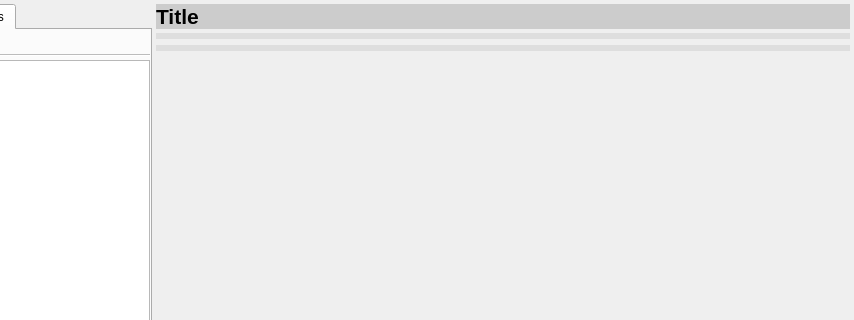
Before: the Qt Designer form mini_analyser/ui/tabcontainer.ui in emericg/MiniVideo, drawn with Qt 5; both pictures show x 132 to 986 and y 0 to 320 of the 986 by 637 pixel window.
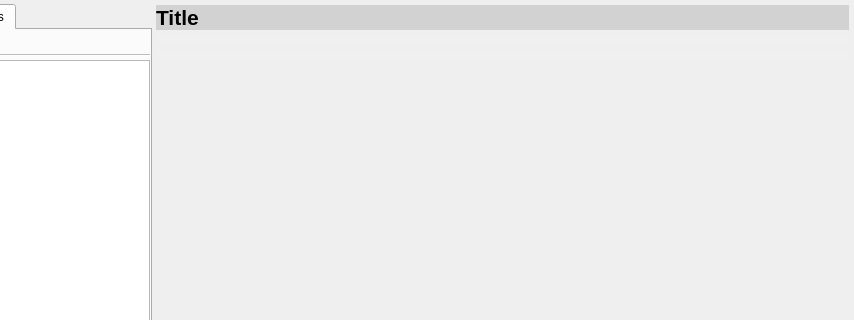
After: the same form once the commit is applied. The open tabs and pages were chosen to show the change. Custom widgets are drawn as their Qt base class.

Commit message: mini_analyser: add chapters handling

```diff
--- a/mini_analyser/ui/tabcontainer.ui
+++ b/mini_analyser/ui/tabcontainer.ui
@@ -44,7 +44,7 @@
       </size>
      </property>
      <property name="currentIndex">
-      <number>0</number>
+      <number>1</number>
      </property>
      <widget class="QWidget" name="tabStructure">
       <attribute name="title">
@@ -144,6 +144,12 @@
    </item>
    <item row="0" column="1">
     <layout class="QVBoxLayout" name="verticalLayout">
+     <property name="topMargin">
+      <number>1</number>
+     </property>
+     <property name="rightMargin">
+      <number>1</number>
+     </property>
      <property name="bottomMargin">
       <number>1</number>
      </property>
@@ -163,7 +169,7 @@
         </font>
        </property>
        <property name="styleSheet">
-        <string notr="true">background-color: rgb(204, 204, 204);</string>
+        <string notr="true">background-color: rgb(210, 210, 210);</string>
        </property>
        <property name="text">
         <string>Title</string>
@@ -218,26 +224,30 @@
          <item row="0" column="0">
           <widget class="QWidget" name="widgetHeader" native="true">
            <property name="styleSheet">
-            <string notr="true">background-color: rgb(222, 222, 222);</string>
+            <string notr="true">background-color: rgb(240, 240, 240)</string>
            </property>
            <layout class="QVBoxLayout" name="verticalLayout_2">
             <property name="spacing">
              <number>6</number>
             </property>
             <property name="leftMargin">
-             <number>3</number>
+             <number>4</number>
             </property>
             <property name="topMargin">
-             <number>3</number>
+             <number>4</number>
             </property>
             <property name="rightMargin">
-             <number>3</number>
+             <number>4</number>
             </property>
             <property name="bottomMargin">
-             <number>3</number>
+             <number>4</number>
             </property>
             <item>
-             <layout class="QGridLayout" name="gridLayout_header"/>
+             <layout class="QGridLayout" name="gridLayout_header">
+              <property name="topMargin">
+               <number>2</number>
+              </property>
+             </layout>
             </item>
            </layout>
           </widget>
@@ -258,7 +268,7 @@
          <item row="1" column="0">
           <widget class="QWidget" name="widgetSamples" native="true">
            <property name="styleSheet">
-            <string notr="true">background-color: rgb(222, 222, 222);</string>
+            <string notr="true">background-color: rgb(240, 240, 240)</string>
            </property>
            <layout class="QVBoxLayout" name="verticalLayout_3">
             <property name="leftMargin">
@@ -274,7 +284,11 @@
              <number>3</number>
             </property>
             <item>
-             <layout class="QGridLayout" name="gridLayout_samples"/>
+             <layout class="QGridLayout" name="gridLayout_samples">
+              <property name="topMargin">
+               <number>2</number>
+              </property>
+             </layout>
             </item>
            </layout>
           </widget>
```
The commit also changes 2 other files.
